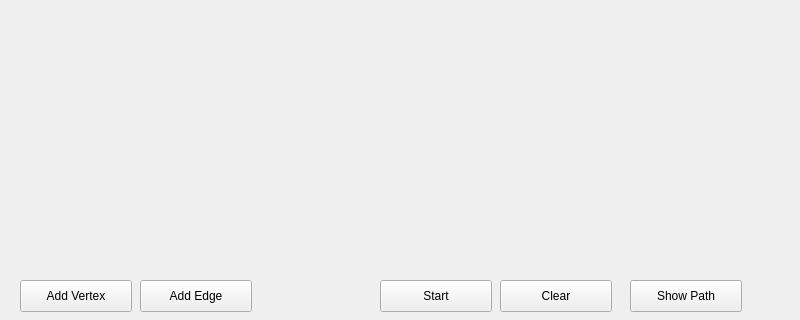
The window that widget.ui (WisdomStoneWorshiper/comp2012hpa4) describes before a commit, drawn with Qt 5; both pictures show x 0 to 800 and y 280 to 600 of the 800 by 600 pixel window.
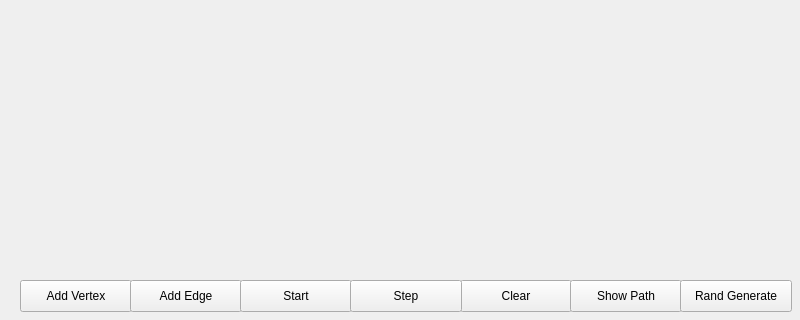
The same window after the commit.

```diff
--- a/widget.ui
+++ b/widget.ui
@@ -42,7 +42,7 @@
   <widget class="QPushButton" name="addEdgeBtn">
    <property name="geometry">
     <rect>
-     <x>140</x>
+     <x>130</x>
      <y>560</y>
      <width>112</width>
      <height>32</height>
@@ -55,7 +55,7 @@
   <widget class="QPushButton" name="startCalcalationBtn">
    <property name="geometry">
     <rect>
-     <x>380</x>
+     <x>240</x>
      <y>560</y>
      <width>112</width>
      <height>32</height>
@@ -68,7 +68,7 @@
   <widget class="QPushButton" name="clearBtn">
    <property name="geometry">
     <rect>
-     <x>500</x>
+     <x>460</x>
      <y>560</y>
      <width>112</width>
      <height>32</height>
@@ -81,7 +81,7 @@
   <widget class="QPushButton" name="showPathBtn">
    <property name="geometry">
     <rect>
-     <x>630</x>
+     <x>570</x>
      <y>560</y>
      <width>112</width>
      <height>32</height>
@@ -91,6 +91,32 @@
     <string>Show Path</string>
    </property>
   </widget>
+  <widget class="QPushButton" name="stepBtn">
+   <property name="geometry">
+    <rect>
+     <x>350</x>
+     <y>560</y>
+     <width>112</width>
+     <height>32</height>
+    </rect>
+   </property>
+   <property name="text">
+    <string>Step</string>
+   </property>
+  </widget>
+  <widget class="QPushButton" name="randGenBtn">
+   <property name="geometry">
+    <rect>
+     <x>680</x>
+     <y>560</y>
+     <width>112</width>
+     <height>32</height>
+    </rect>
+   </property>
+   <property name="text">
+    <string>Rand Generate</string>
+   </property>
+  </widget>
  </widget>
  <resources/>
  <connections/>
```
